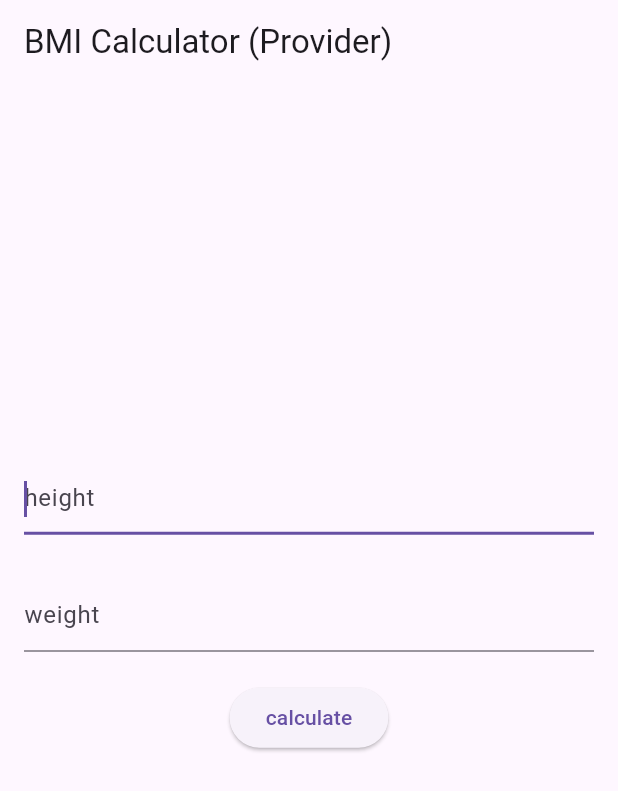
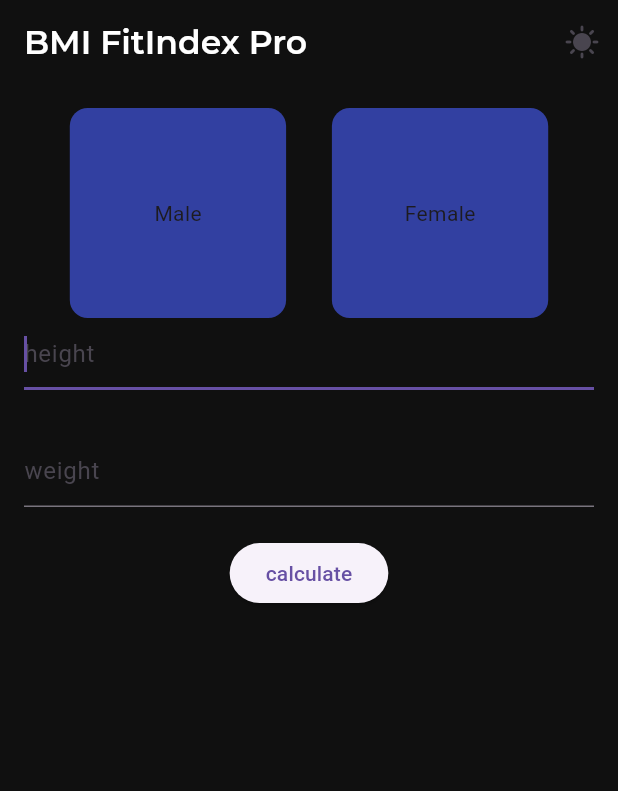
Before and after one commit to mayurkapilit23/bmi_provider, a Flutter app: the screen it shows after launch, on a phone screen of 412 x 824 dp. Shown: the top 791 px of the screen. Run offline on Flutter 3.47's test engine with Material 3 defaults, Android fonts, the phone set to English and light mode, and no system bars; our stand-ins replace google_fonts.

Commit message:
update with customGenderCard widget

```diff
--- a/lib/provider/bmi_provider.dart
+++ b/lib/provider/bmi_provider.dart
@@ -1,10 +1,15 @@
 import 'package:flutter/foundation.dart';
 
+import '../utils/gender.dart';
+
 class BmiProvider extends ChangeNotifier {
+  late Gender _selectedGender;
   double _height = 1.70; // Default height in meters
   double _weight = 70; // Default weight in kilograms
   double? _bmi;
   String _bmiCategory = "";
+
+  Gender get selectedGender => _selectedGender;
 
   double get height => _height;
 
@@ -60,4 +65,11 @@ class BmiProvider extends ChangeNotifier {
   // BmiProvider() {
   //   _calculateBMI();
   // }
+
+  //gender selection
+
+  void handleGenderSelection(Gender gender) {
+    _selectedGender = ((selectedGender == gender) ? null : gender)!;
+    notifyListeners();
+  }
 }
--- a/lib/screens/bmi_calculator_screen.dart
+++ b/lib/screens/bmi_calculator_screen.dart
@@ -1,5 +1,9 @@
 import 'package:bmi_provider/provider/bmi_provider.dart';
+import 'package:bmi_provider/utils/app_colors.dart';
+import 'package:bmi_provider/utils/gender.dart';
+import 'package:bmi_provider/widgets/custom_gender_card.dart';
 import 'package:flutter/material.dart';
+import 'package:google_fonts/google_fonts.dart';
 import 'package:provider/provider.dart';
 
 class BMICalculatorScreen extends StatelessWidget {
@@ -16,12 +20,46 @@ class BMICalculatorScreen extends StatelessWidget {
     // final bmiProvider = context.watch<BMIModel>();
 
     return Scaffold(
-      appBar: AppBar(title: const Text('BMI Calculator (Provider)')),
+      backgroundColor: AppColors.primaryColor,
+      appBar: AppBar(
+        title: Text(
+          "BMI FitIndex Pro",
+          style: GoogleFonts.montserrat(
+            color: Colors.white,
+            fontWeight: FontWeight.w600,
+          ),
+        ),
+        backgroundColor: AppColors.primaryColor,
+
+        elevation: 0.0,
+        actions: [IconButton(onPressed: () {}, icon: Icon(Icons.sunny))],
+      ),
       body: Padding(
         padding: const EdgeInsets.all(16.0),
         child: Column(
-          mainAxisAlignment: MainAxisAlignment.center,
+          // mainAxisAlignment: MainAxisAlignment.center,
           children: <Widget>[
+            Row(
+              mainAxisAlignment: MainAxisAlignment.spaceEvenly,
+              children: [
+                CustomGenderCard(
+                  gender: Gender.male,
+                  onTap: () {
+                    bmiProvider.handleGenderSelection(Gender.male);
+                  },
+                  text: 'Male',
+                ),
+
+                CustomGenderCard(
+                  gender: Gender.female,
+                  onTap: () {
+                    bmiProvider.handleGenderSelection(Gender.female);
+                  },
+                  text: 'Female',
+                ),
+              ],
+            ),
+
             TextField(
               controller: _heightController,
               autofocus: true,
--- /dev/null
+++ b/lib/utils/app_colors.dart
@@ -0,0 +1,9 @@
+import 'dart:ui';
+
+class AppColors {
+  //dark theme colors
+  static const primaryColor = Color(0xff101010);
+  static const secondaryColor = Color(0xff1E1E1E);
+  static const accentBlueDarkColor = Color(0xff3240A1);
+  static const inactiveCardColor = Color(0xff1E1E1E);
+}
--- /dev/null
+++ b/lib/utils/gender.dart
@@ -0,0 +1 @@
+enum Gender { male, female }
--- /dev/null
+++ b/lib/widgets/custom_gender_card.dart
@@ -0,0 +1,35 @@
+import 'package:flutter/material.dart';
+
+import '../utils/app_colors.dart';
+import '../utils/gender.dart';
+
+class CustomGenderCard extends StatelessWidget {
+  final Gender gender;
+  final VoidCallback onTap;
+  final String text;
+
+  const CustomGenderCard({
+    super.key,
+    required this.gender,
+    required this.onTap,
+    required this.text,
+  });
+
+  @override
+  Widget build(BuildContext context) {
+    final height = MediaQuery.of(context).size.height * 0.17;
+    final width = MediaQuery.of(context).size.width * 0.35;
+    return GestureDetector(
+      onTap: onTap,
+      child: Container(
+        height: height,
+        width: width,
+        decoration: BoxDecoration(
+          color: AppColors.accentBlueDarkColor,
+          borderRadius: BorderRadius.circular(12),
+        ),
+        child: Center(child: Text(text)),
+      ),
+    );
+  }
+}
--- a/pubspec.yaml
+++ b/pubspec.yaml
@@ -14,13 +14,16 @@ dependencies:
 
   cupertino_icons: ^1.0.8
   provider: ^6.1.5+1
+  google_fonts: ^6.3.1
+  flutter_font_icons: ^2.2.7
+  syncfusion_flutter_gauges: ^31.1.21
 
 
 dev_dependencies:
   flutter_test:
     sdk: flutter
 
-  flutter_lints: ^5.0.0
+  flutter_lints: ^6.0.0
 
 # For information on the generic Dart part of this file, see the
 # following page: https://dart.dev/tools/pub/pubspec
```
Also changed, not shown: pubspec.lock.
